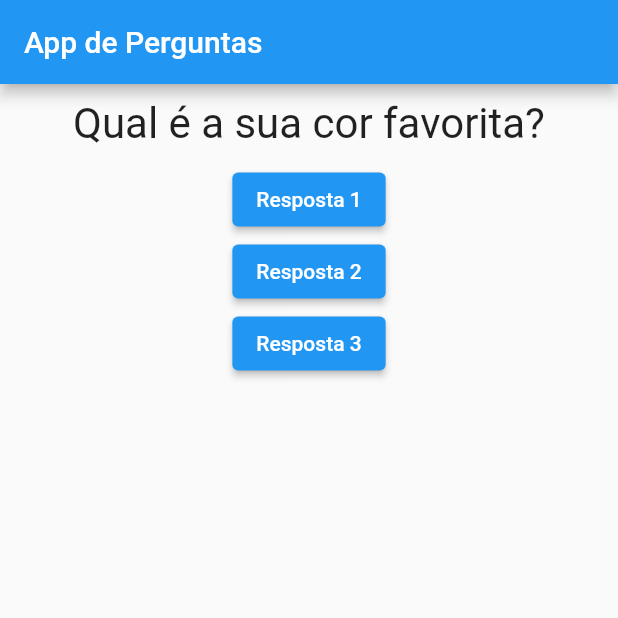
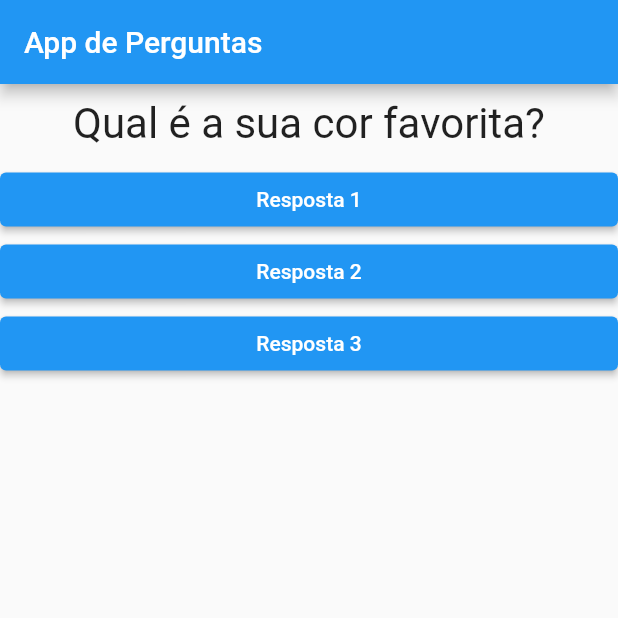
Before and after one commit to CharlesEdu07/QuestionsApp, a Flutter app: the screen it shows after launch, on a phone screen of 412 x 824 dp, the top half of it. Run offline on Flutter 3.47's test engine with Material 2 defaults, Android fonts, the phone set to English and light mode, and no system bars.

Commit message:
Utilizando função de callback

```diff
--- a/lib/answer.dart
+++ b/lib/answer.dart
@@ -2,18 +2,23 @@ import 'package:flutter/material.dart';
 
 class Answer extends StatelessWidget {
   final String text;
+  final void Function() onClicked;
 
-  Answer(this.text);
+  Answer(this.text, this.onClicked);
 
   @override
   Widget build(BuildContext context) {
-    return ElevatedButton(
-      onPressed: () => {},
-      style: ElevatedButton.styleFrom(
-        foregroundColor: Colors.white,
-        backgroundColor: Colors.blue,
+    return Container(
+      width: double.infinity,
+
+      child: ElevatedButton(
+        onPressed: () => onClicked(),
+        style: ElevatedButton.styleFrom(
+          foregroundColor: Colors.white,
+          backgroundColor: Colors.blue,
+        ),
+        child: Text(text)
       ),
-      child: Text(text)
     );
   }
 }
--- a/lib/main.dart
+++ b/lib/main.dart
@@ -30,9 +30,9 @@ class _QuestionAppState extends State<QuestionApp> {
         body: Column(
           children: [
             Question(questions[_questionIndex]),
-            Answer("Resposta 1"),
-            Answer("Resposta 2"),
-            Answer("Resposta 3"),
+            Answer("Resposta 1", _answerQuestion),
+            Answer("Resposta 2", _answerQuestion),
+            Answer("Resposta 3", _answerQuestion),
           ],
         ),
       )
```
